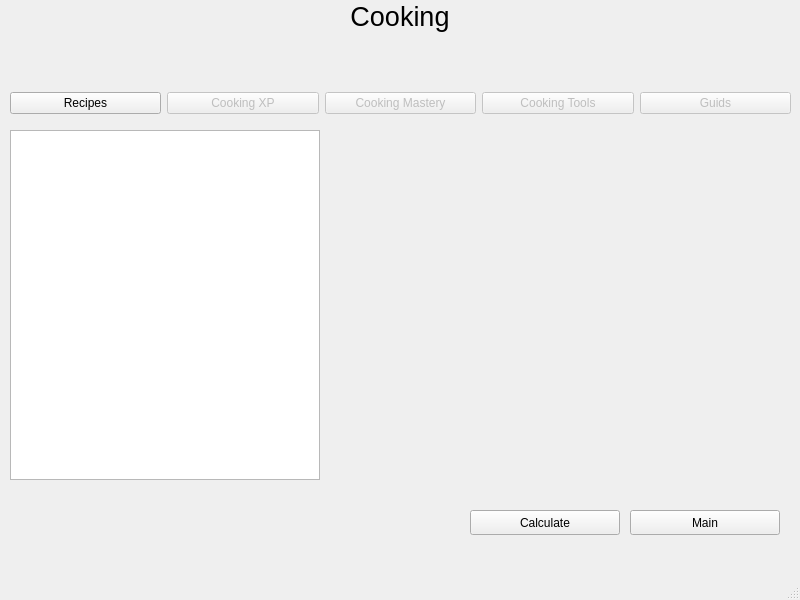
This is BDO_app/pyqt5_ui/cookingWindow.ui in HubertKwiatkowski/BDO_app as Qt 5 draws it before an edit. The edited form follows.
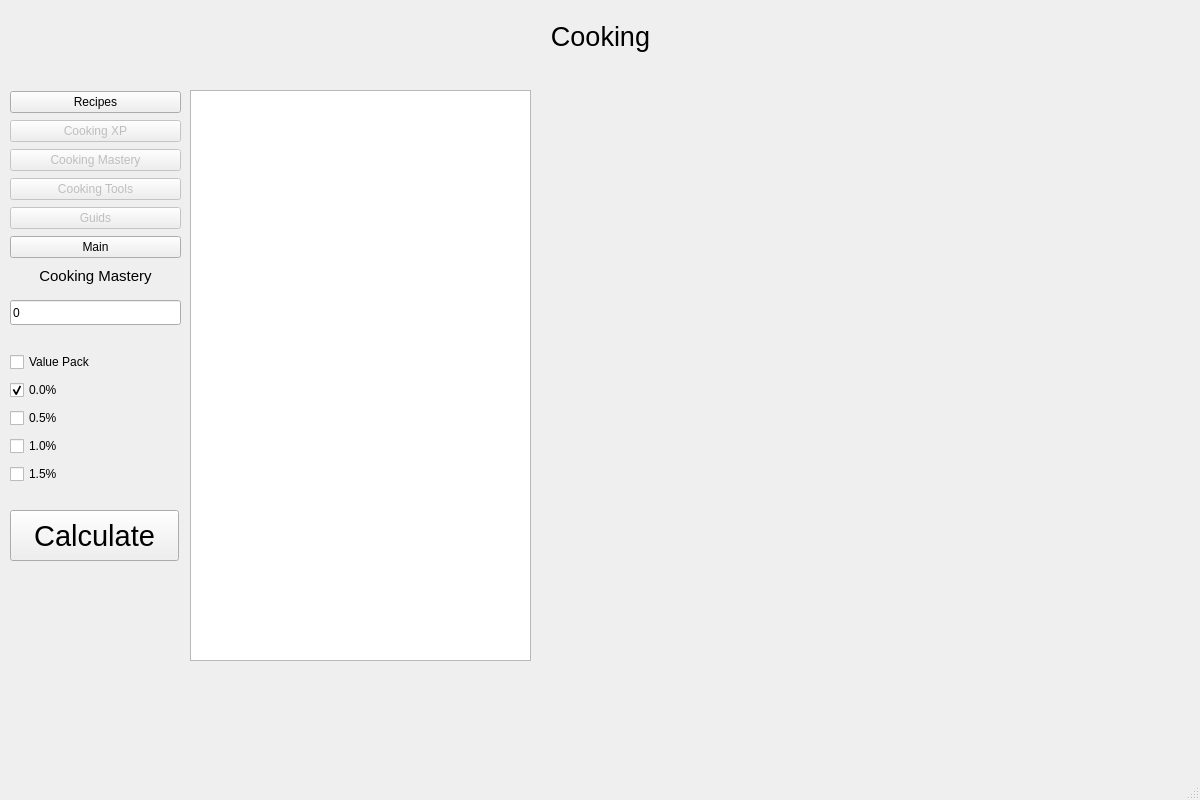
This is the edited form.

Commit message: Cooking calculator changes

```diff
--- a/BDO_app/pyqt5_ui/cookingWindow.ui
+++ b/BDO_app/pyqt5_ui/cookingWindow.ui
@@ -6,8 +6,8 @@
    <rect>
     <x>0</x>
     <y>0</y>
-    <width>800</width>
-    <height>600</height>
+    <width>1200</width>
+    <height>800</height>
    </rect>
   </property>
   <property name="windowTitle">
@@ -18,8 +18,8 @@
     <property name="geometry">
      <rect>
       <x>0</x>
-      <y>0</y>
-      <width>800</width>
+      <y>20</y>
+      <width>1201</width>
       <height>32</height>
      </rect>
     </property>
@@ -43,75 +43,17 @@
      <set>Qt::AlignCenter</set>
     </property>
    </widget>
-   <widget class="QPushButton" name="mainButton">
-    <property name="enabled">
-     <bool>true</bool>
-    </property>
-    <property name="geometry">
-     <rect>
-      <x>630</x>
-      <y>510</y>
-      <width>150</width>
-      <height>25</height>
-     </rect>
-    </property>
-    <property name="text">
-     <string>Main</string>
-    </property>
-    <property name="flat">
-     <bool>false</bool>
-    </property>
-   </widget>
    <widget class="QWidget" name="layoutWidget">
     <property name="geometry">
      <rect>
       <x>10</x>
       <y>90</y>
-      <width>781</width>
-      <height>27</height>
+      <width>171</width>
+      <height>171</height>
      </rect>
     </property>
     <layout class="QGridLayout" name="cookingGrid">
-     <item row="0" column="0">
-      <widget class="QPushButton" name="recipesButton">
-       <property name="enabled">
-        <bool>true</bool>
-       </property>
-       <property name="text">
-        <string>Recipes</string>
-       </property>
-       <property name="flat">
-        <bool>false</bool>
-       </property>
-      </widget>
-     </item>
-     <item row="0" column="1">
-      <widget class="QPushButton" name="xpButton">
-       <property name="enabled">
-        <bool>false</bool>
-       </property>
-       <property name="text">
-        <string>Cooking XP</string>
-       </property>
-       <property name="flat">
-        <bool>false</bool>
-       </property>
-      </widget>
-     </item>
-     <item row="0" column="2">
-      <widget class="QPushButton" name="masteryButton">
-       <property name="enabled">
-        <bool>false</bool>
-       </property>
-       <property name="text">
-        <string>Cooking Mastery</string>
-       </property>
-       <property name="flat">
-        <bool>false</bool>
-       </property>
-      </widget>
-     </item>
-     <item row="0" column="3">
+     <item row="3" column="0">
       <widget class="QPushButton" name="toolsButton">
        <property name="enabled">
         <bool>false</bool>
@@ -124,7 +66,7 @@
        </property>
       </widget>
      </item>
-     <item row="0" column="4">
+     <item row="4" column="0">
       <widget class="QPushButton" name="guidsButton">
        <property name="enabled">
         <bool>false</bool>
@@ -137,60 +79,83 @@
        </property>
       </widget>
      </item>
+     <item row="0" column="0">
+      <widget class="QPushButton" name="recipesButton">
+       <property name="enabled">
+        <bool>true</bool>
+       </property>
+       <property name="text">
+        <string>Recipes</string>
+       </property>
+       <property name="flat">
+        <bool>false</bool>
+       </property>
+      </widget>
+     </item>
+     <item row="2" column="0">
+      <widget class="QPushButton" name="masteryButton">
+       <property name="enabled">
+        <bool>false</bool>
+       </property>
+       <property name="text">
+        <string>Cooking Mastery</string>
+       </property>
+       <property name="flat">
+        <bool>false</bool>
+       </property>
+      </widget>
+     </item>
+     <item row="1" column="0">
+      <widget class="QPushButton" name="xpButton">
+       <property name="enabled">
+        <bool>false</bool>
+       </property>
+       <property name="text">
+        <string>Cooking XP</string>
+       </property>
+       <property name="flat">
+        <bool>false</bool>
+       </property>
+      </widget>
+     </item>
+     <item row="5" column="0">
+      <widget class="QPushButton" name="mainButton">
+       <property name="enabled">
+        <bool>true</bool>
+       </property>
+       <property name="text">
+        <string>Main</string>
+       </property>
+       <property name="flat">
+        <bool>false</bool>
+       </property>
+      </widget>
+     </item>
     </layout>
    </widget>
    <widget class="QListWidget" name="cookingList">
-    <property name="geometry">
-     <rect>
-      <x>10</x>
-      <y>130</y>
-      <width>310</width>
-      <height>350</height>
-     </rect>
-    </property>
-   </widget>
-   <widget class="QPushButton" name="calculateButton">
     <property name="enabled">
      <bool>true</bool>
     </property>
     <property name="geometry">
      <rect>
-      <x>470</x>
-      <y>510</y>
-      <width>150</width>
-      <height>25</height>
+      <x>190</x>
+      <y>90</y>
+      <width>341</width>
+      <height>571</height>
      </rect>
     </property>
-    <property name="text">
-     <string>Calculate</string>
-    </property>
-    <property name="flat">
-     <bool>false</bool>
-    </property>
    </widget>
-   <widget class="QWidget" name="">
+   <widget class="QWidget" name="layoutWidget">
     <property name="geometry">
      <rect>
-      <x>330</x>
-      <y>130</y>
-      <width>451</width>
-      <height>351</height>
+      <x>570</x>
+      <y>90</y>
+      <width>591</width>
+      <height>571</height>
      </rect>
     </property>
-    <layout class="QGridLayout" name="gridLayout" rowstretch="1,1,1">
-     <item row="0" column="0">
-      <widget class="QLabel" name="infoLabel">
-       <property name="text">
-        <string/>
-       </property>
-       <property name="alignment">
-        <set>Qt::AlignLeading|Qt::AlignLeft|Qt::AlignTop</set>
-       </property>
-       <property name="wordWrap">
-        <bool>true</bool>
-       </property>
-      </widget>
-     </item>
+    <layout class="QGridLayout" name="gridLayout" rowstretch="1,2,0" rowminimumheight="0,0,0">
      <item row="1" column="0">
       <widget class="QLabel" name="ingLabel">
        <property name="text">
@@ -204,7 +169,7 @@
        </property>
       </widget>
      </item>
-     <item row="2" column="0">
+     <item row="1" column="1">
       <widget class="QLabel" name="priceLabel">
        <property name="text">
         <string/>
@@ -217,18 +182,137 @@
        </property>
       </widget>
      </item>
+     <item row="0" column="0" colspan="2">
+      <widget class="QLabel" name="infoLabel">
+       <property name="text">
+        <string/>
+       </property>
+       <property name="alignment">
+        <set>Qt::AlignLeading|Qt::AlignLeft|Qt::AlignTop</set>
+       </property>
+       <property name="wordWrap">
+        <bool>true</bool>
+       </property>
+      </widget>
+     </item>
     </layout>
    </widget>
-  </widget>
-  <widget class="QMenuBar" name="menubar">
-   <property name="geometry">
-    <rect>
-     <x>0</x>
-     <y>0</y>
-     <width>800</width>
-     <height>22</height>
-    </rect>
-   </property>
+   <widget class="QLineEdit" name="cookMastLine">
+    <property name="geometry">
+     <rect>
+      <x>10</x>
+      <y>300</y>
+      <width>171</width>
+      <height>25</height>
+     </rect>
+    </property>
+    <property name="text">
+     <string>0</string>
+    </property>
+   </widget>
+   <widget class="QLabel" name="cookMastLabel">
+    <property name="geometry">
+     <rect>
+      <x>10</x>
+      <y>260</y>
+      <width>171</width>
+      <height>32</height>
+     </rect>
+    </property>
+    <property name="font">
+     <font>
+      <pointsize>11</pointsize>
+      <strikeout>false</strikeout>
+      <kerning>true</kerning>
+     </font>
+    </property>
+    <property name="autoFillBackground">
+     <bool>false</bool>
+    </property>
+    <property name="text">
+     <string>Cooking Mastery</string>
+    </property>
+    <property name="scaledContents">
+     <bool>false</bool>
+    </property>
+    <property name="alignment">
+     <set>Qt::AlignCenter</set>
+    </property>
+   </widget>
+   <widget class="QPushButton" name="calcButton">
+    <property name="enabled">
+     <bool>true</bool>
+    </property>
+    <property name="geometry">
+     <rect>
+      <x>10</x>
+      <y>510</y>
+      <width>169</width>
+      <height>51</height>
+     </rect>
+    </property>
+    <property name="font">
+     <font>
+      <pointsize>22</pointsize>
+     </font>
+    </property>
+    <property name="text">
+     <string>Calculate</string>
+    </property>
+    <property name="flat">
+     <bool>false</bool>
+    </property>
+   </widget>
+   <widget class="QWidget" name="">
+    <property name="geometry">
+     <rect>
+      <x>10</x>
+      <y>350</y>
+      <width>171</width>
+      <height>141</height>
+     </rect>
+    </property>
+    <layout class="QGridLayout" name="gridLayout_2">
+     <item row="4" column="0">
+      <widget class="QCheckBox" name="oneFiveCheckBox">
+       <property name="text">
+        <string>1.5%</string>
+       </property>
+      </widget>
+     </item>
+     <item row="0" column="0">
+      <widget class="QCheckBox" name="valuePackCheckBox">
+       <property name="text">
+        <string>Value Pack</string>
+       </property>
+      </widget>
+     </item>
+     <item row="3" column="0">
+      <widget class="QCheckBox" name="oneZeroCheckBox">
+       <property name="text">
+        <string>1.0%</string>
+       </property>
+      </widget>
+     </item>
+     <item row="1" column="0">
+      <widget class="QCheckBox" name="zeroCheckBox">
+       <property name="text">
+        <string>0.0%</string>
+       </property>
+       <property name="checked">
+        <bool>true</bool>
+       </property>
+      </widget>
+     </item>
+     <item row="2" column="0">
+      <widget class="QCheckBox" name="zeroFiveCheckBox">
+       <property name="text">
+        <string>0.5%</string>
+       </property>
+      </widget>
+     </item>
+    </layout>
+   </widget>
   </widget>
   <widget class="QStatusBar" name="statusbar"/>
  </widget>
```
The commit also changes 6 other files.
